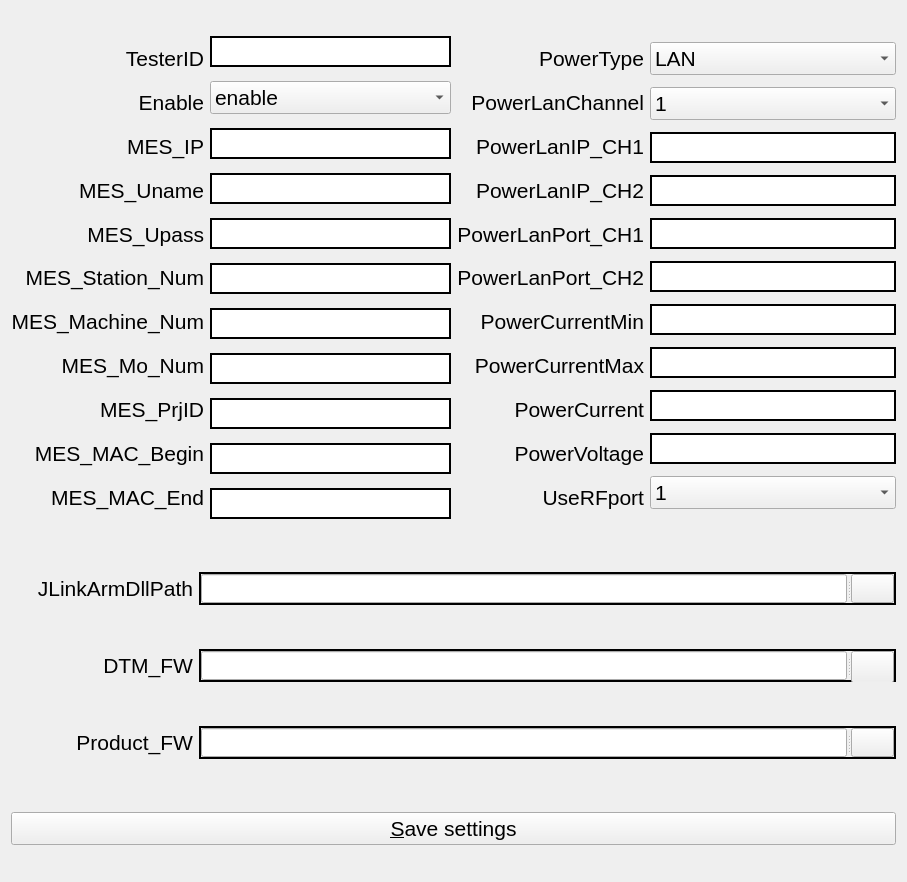
Old version of the form ini_config/ini_config.ui in the repository cgub0021142/qt_ini_config.
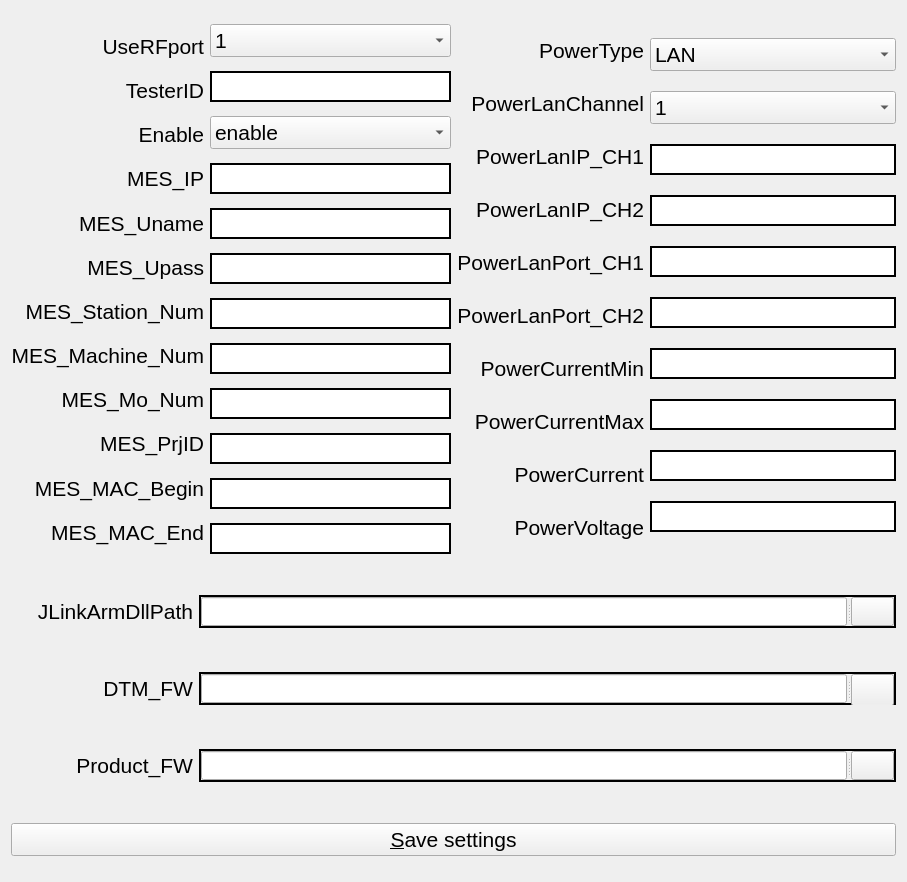
New version of the form. Icons and pictures are not drawn.

```diff
--- a/ini_config/ini_config.ui
+++ b/ini_config/ini_config.ui
@@ -28,6 +28,34 @@
          <property name="spacing">
           <number>0</number>
          </property>
+         <item>
+          <widget class="QLabel" name="l_UseRFport">
+           <property name="frameShape">
+            <enum>QFrame::NoFrame</enum>
+           </property>
+           <property name="frameShadow">
+            <enum>QFrame::Plain</enum>
+           </property>
+           <property name="lineWidth">
+            <number>2</number>
+           </property>
+           <property name="midLineWidth">
+            <number>2</number>
+           </property>
+           <property name="text">
+            <string>UseRFport</string>
+           </property>
+           <property name="textFormat">
+            <enum>Qt::AutoText</enum>
+           </property>
+           <property name="alignment">
+            <set>Qt::AlignRight|Qt::AlignTrailing|Qt::AlignVCenter</set>
+           </property>
+           <property name="indent">
+            <number>-1</number>
+           </property>
+          </widget>
+         </item>
          <item>
           <widget class="QLabel" name="l_TesterID">
            <property name="frameShape">
@@ -235,6 +263,50 @@
          <property name="spacing">
           <number>14</number>
          </property>
+         <item>
+          <widget class="QComboBox" name="cbo_rfport">
+           <item>
+            <property name="text">
+             <string>1</string>
+            </property>
+           </item>
+           <item>
+            <property name="text">
+             <string>2</string>
+            </property>
+           </item>
+           <item>
+            <property name="text">
+             <string>3</string>
+            </property>
+           </item>
+           <item>
+            <property name="text">
+             <string>4</string>
+            </property>
+           </item>
+           <item>
+            <property name="text">
+             <string>5</string>
+            </property>
+           </item>
+           <item>
+            <property name="text">
+             <string>6</string>
+            </property>
+           </item>
+           <item>
+            <property name="text">
+             <string>7</string>
+            </property>
+           </item>
+           <item>
+            <property name="text">
+             <string>8</string>
+            </property>
+           </item>
+          </widget>
+         </item>
          <item>
           <widget class="QLineEdit" name="e_TesterID">
            <property name="font">
@@ -687,34 +759,6 @@
            </property>
           </widget>
          </item>
-         <item>
-          <widget class="QLabel" name="l_UseRFport">
-           <property name="frameShape">
-            <enum>QFrame::NoFrame</enum>
-           </property>
-           <property name="frameShadow">
-            <enum>QFrame::Plain</enum>
-           </property>
-           <property name="lineWidth">
-            <number>2</number>
-           </property>
-           <property name="midLineWidth">
-            <number>2</number>
-           </property>
-           <property name="text">
-            <string>UseRFport</string>
-           </property>
-           <property name="textFormat">
-            <enum>Qt::AutoText</enum>
-           </property>
-           <property name="alignment">
-            <set>Qt::AlignRight|Qt::AlignTrailing|Qt::AlignVCenter</set>
-           </property>
-           <property name="indent">
-            <number>-1</number>
-           </property>
-          </widget>
-         </item>
         </layout>
        </item>
        <item>
@@ -921,50 +965,6 @@
            </property>
           </widget>
          </item>
-         <item>
-          <widget class="QComboBox" name="cbo_rfport">
-           <item>
-            <property name="text">
-             <string>1</string>
-            </property>
-           </item>
-           <item>
-            <property name="text">
-             <string>2</string>
-            </property>
-           </item>
-           <item>
-            <property name="text">
-             <string>3</string>
-            </property>
-           </item>
-           <item>
-            <property name="text">
-             <string>4</string>
-            </property>
-           </item>
-           <item>
-            <property name="text">
-             <string>5</string>
-            </property>
-           </item>
-           <item>
-            <property name="text">
-             <string>6</string>
-            </property>
-           </item>
-           <item>
-            <property name="text">
-             <string>7</string>
-            </property>
-           </item>
-           <item>
-            <property name="text">
-             <string>8</string>
-            </property>
-           </item>
-          </widget>
-         </item>
         </layout>
        </item>
       </layout>
```
